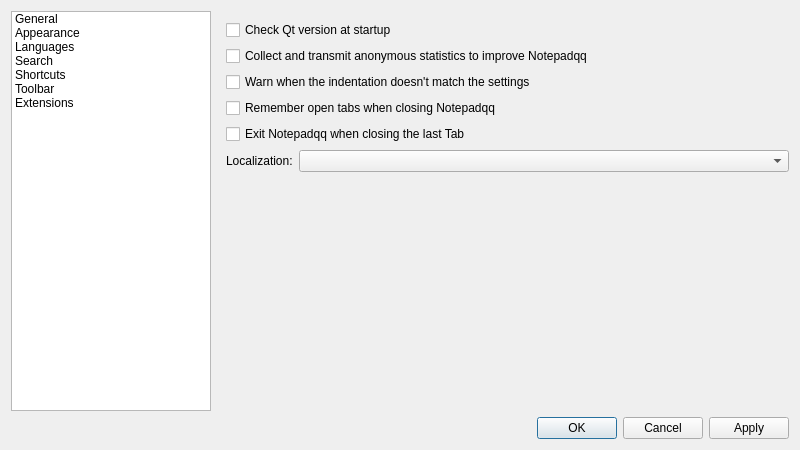
Before: the Qt Designer form src/ui/frmpreferences.ui in notepadqq/notepadqq, drawn with Qt 5.
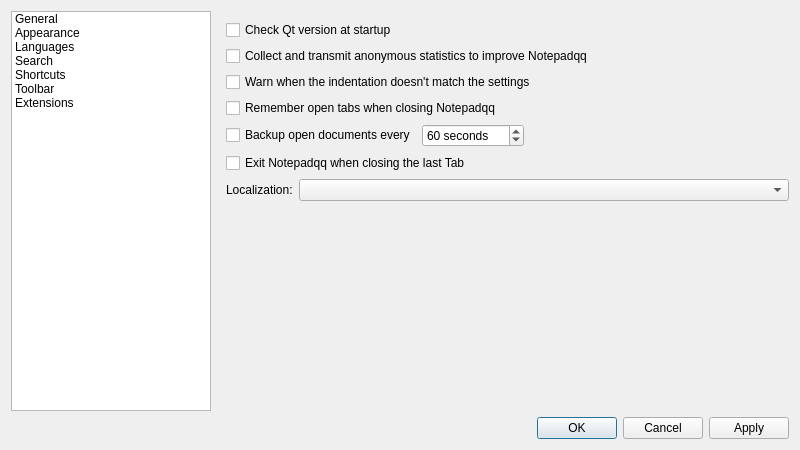
After: the same form once the commit is applied. Icons and pictures are not drawn.

Commit message: feat: Add option to backup documents periodically (#615)

What changed in the file:
```diff
--- a/src/ui/frmpreferences.ui
+++ b/src/ui/frmpreferences.ui
@@ -132,6 +132,46 @@
            </property>
           </widget>
          </item>
+         <item>
+          <layout class="QHBoxLayout" name="horizontalLayout_2">
+           <item>
+            <widget class="QCheckBox" name="chkAutosave">
+             <property name="toolTip">
+              <string>This option allows Notepadqq to recover your documents after a crash even if they were not explicitely saved.</string>
+             </property>
+             <property name="text">
+              <string>Backup open documents every</string>
+             </property>
+            </widget>
+           </item>
+           <item>
+            <widget class="QSpinBox" name="sbAutosaveInterval">
+             <property name="suffix">
+              <string> seconds</string>
+             </property>
+             <property name="maximum">
+              <number>3600</number>
+             </property>
+             <property name="value">
+              <number>60</number>
+             </property>
+            </widget>
+           </item>
+           <item>
+            <spacer name="horizontalSpacer">
+             <property name="orientation">
+              <enum>Qt::Horizontal</enum>
+             </property>
+             <property name="sizeHint" stdset="0">
+              <size>
+               <width>40</width>
+               <height>20</height>
+              </size>
+             </property>
+            </spacer>
+           </item>
+          </layout>
+         </item>
          <item>
           <widget class="QCheckBox" name="chkExitOnLastTabClose">
            <property name="text">
```
Left out of the diff: 15 changed lines with no effect on the pictures. The commit also changes 15 other files.
